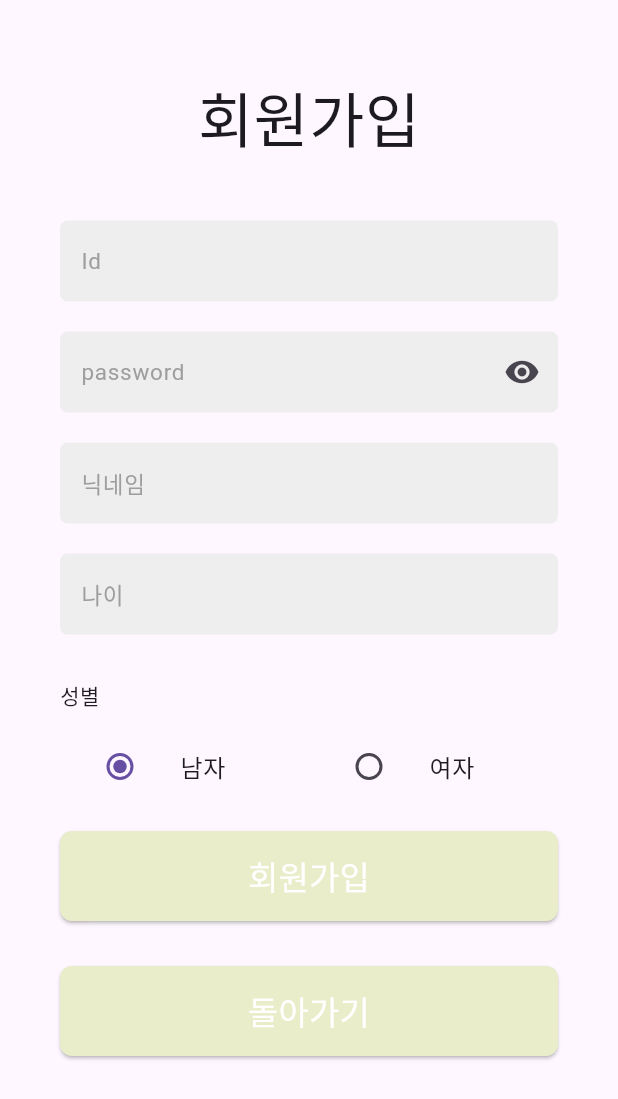
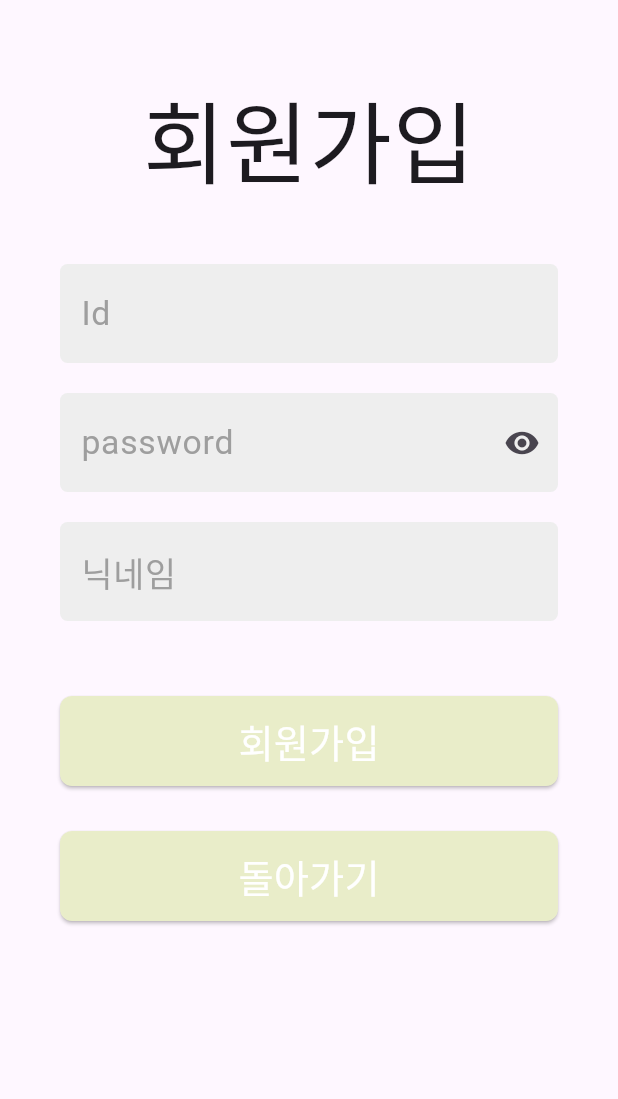
Before and after one commit to Men-Who-Are-Crazy-About-Coffee/Copick, a Flutter app: the Register screen opened by its route, on a phone screen of 412 x 824 dp. Shown: the top 1099 px of the screen. Run offline on Flutter 3.47's test engine with Material 3 defaults, Android fonts, the phone set to English and light mode, and no system bars; our stand-ins replace camera, dio, fl_chart, flutter_dotenv, flutter_secure_storage, image_picker; missing offline and left inert: flutter_config; accounts and stored records are empty; Roboto replaces fonts that are missing (SDchild).

Commit message:
feat: 게시글 날짜, 댓글 개수

```diff
--- a/fe/lib/src/screens/intro_page.dart
+++ b/fe/lib/src/screens/intro_page.dart
@@ -45,10 +45,7 @@ class _MainState extends State<IntroPage> with SingleTickerProviderStateMixin {
 
   final storage = const FlutterSecureStorage();
   void goLogin() async {
-    String? refreshToken = await storage.read(key: 'ACCESS_TOKEN');
-    print(refreshToken);
     Navigator.pushNamed(context, '/login');
-    return;
   }
 
   @override
--- a/fe/lib/src/screens/login_page.dart
+++ b/fe/lib/src/screens/login_page.dart
@@ -75,8 +75,6 @@ class _LoginState extends State<Login> {
         },
       );
     }
-
-    // print(response.data);
   }
 
   @override
--- a/fe/lib/src/screens/register_page.dart
+++ b/fe/lib/src/screens/register_page.dart
@@ -121,51 +121,8 @@ class _RegisterState extends State<Register> {
                           const SizedBox(
                             height: 20,
                           ),
-                          InputField(
-                            label: '나이',
-                            controller: ageController,
-                          ),
                           const SizedBox(
                             height: 30.0,
-                          ),
-                          Column(
-                            crossAxisAlignment: CrossAxisAlignment.start,
-                            children: [
-                              const Text('성별'),
-                              const SizedBox(
-                                height: 10.0,
-                              ),
-                              Row(
-                                children: <Widget>[
-                                  Flexible(
-                                    child: ListTile(
-                                      title: const Text('남자'),
-                                      leading: Radio<Gender>(
-                                        value: Gender.male,
-                                        groupValue: _selectedGender,
-                                        onChanged: _handleRadioValueChange,
-                                      ),
-                                    ),
-                                  ),
-                                  Flexible(
-                                    child: ListTile(
-                                      title: const Text('여자'),
-                                      leading: Radio<Gender>(
-                                        value: Gender.female,
-                                        groupValue: _selectedGender,
-                                        onChanged: _handleRadioValueChange,
-                                      ),
-                                    ),
-                                  ),
-                                ],
-                              ),
-                            ],
-                          ),
-
-                          // Text(
-                          //     'Selected gender: ${_selectedGender.toString().split('.').last}'),
-                          const SizedBox(
-                            height: 15,
                           ),
                           RoundedButton(
                             maintext: '회원가입',
--- a/fe/lib/src/services/board_provider.dart
+++ b/fe/lib/src/services/board_provider.dart
@@ -18,6 +18,7 @@ class BoardProvider extends ChangeNotifier {
         .get('/api/board/search?domain=GENERAL&size=$size&page=0');
     var boards = response.data['list'];
     _isLoading = false;
+    print(boards);
     for (var board in boards) {
       String userImg = "";
       board['userProfileImage'] == null
@@ -35,6 +36,8 @@ class BoardProvider extends ChangeNotifier {
           content: board['content'],
           like: board['likes'],
           isLiked: board['liked'],
+          commentCnt: board['comments'],
+          regDate: board['regDate'],
         ),
       );
     }
@@ -68,6 +71,8 @@ class BoardProvider extends ChangeNotifier {
               content: board['content'],
               like: board['likes'],
               isLiked: board['liked'],
+              commentCnt: board['comments'],
+              regDate: board['regDate'],
             ),
           );
         }
--- a/fe/lib/src/widgets/rounded_button.dart
+++ b/fe/lib/src/widgets/rounded_button.dart
@@ -29,7 +29,7 @@ class _RoundedButtonState extends State<RoundedButton> {
       ),
       child: Text(
         widget.maintext, // 'widget.'를 사용하여 상위 위젯의 변수에 접근
-        style: const TextStyle(color: Colors.white, fontSize: 22),
+        style: const TextStyle(color: Colors.white, fontSize: 17),
       ),
     );
   }
```
Also changed, not shown: fe/lib/main.dart (+7 -1 lines), fe/lib/src/screens/pages.dart (+0 -7 lines), fe/lib/src/widgets/board_container.dart (+32 -13 lines).
